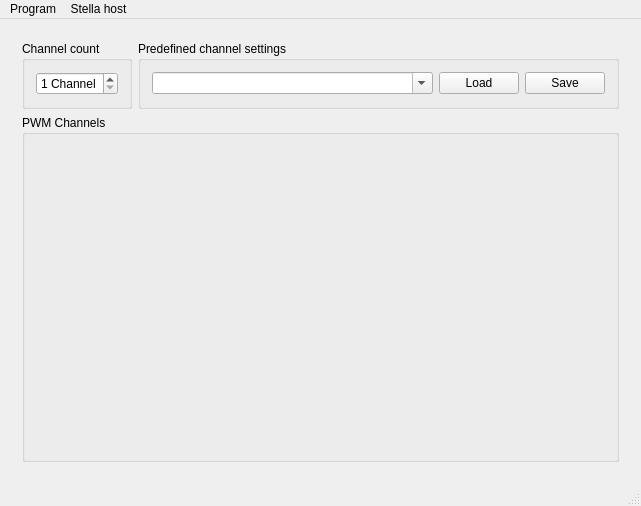
The window that contrib/stella/qt4 gui/mainwindow.ui (ethersex/ethersex) describes before a commit, drawn with Qt 5.
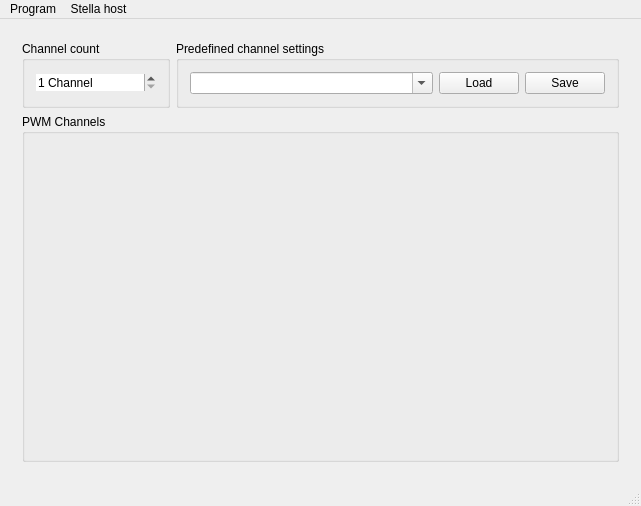
The same window after the commit. The open tabs and pages were chosen to show the change. Icons and pictures are not drawn.

Commit message:
StellaControl: various improvements
* Add possibility to broadcast changes via stella broadcast
* GUI enhancements
* React on socket bind failure
* Use statusbar for send/received statitics

Patch:
```diff
--- a/contrib/stella/qt4 gui/mainwindow.ui
+++ b/contrib/stella/qt4 gui/mainwindow.ui
@@ -237,8 +237,20 @@
             <layout class="QVBoxLayout" name="verticalLayout_4">
              <item>
               <widget class="QSpinBox" name="spinChannelCount">
+               <property name="minimumSize">
+                <size>
+                 <width>120</width>
+                 <height>0</height>
+                </size>
+               </property>
+               <property name="frame">
+                <bool>false</bool>
+               </property>
+               <property name="specialValueText">
+                <string>1 Channel</string>
+               </property>
                <property name="suffix">
-                <string> Channel</string>
+                <string> Channels</string>
                </property>
                <property name="minimum">
                 <number>1</number>
```
Left out of the diff: 70 changed lines with no effect on the pictures. The commit also changes 2 other files.
